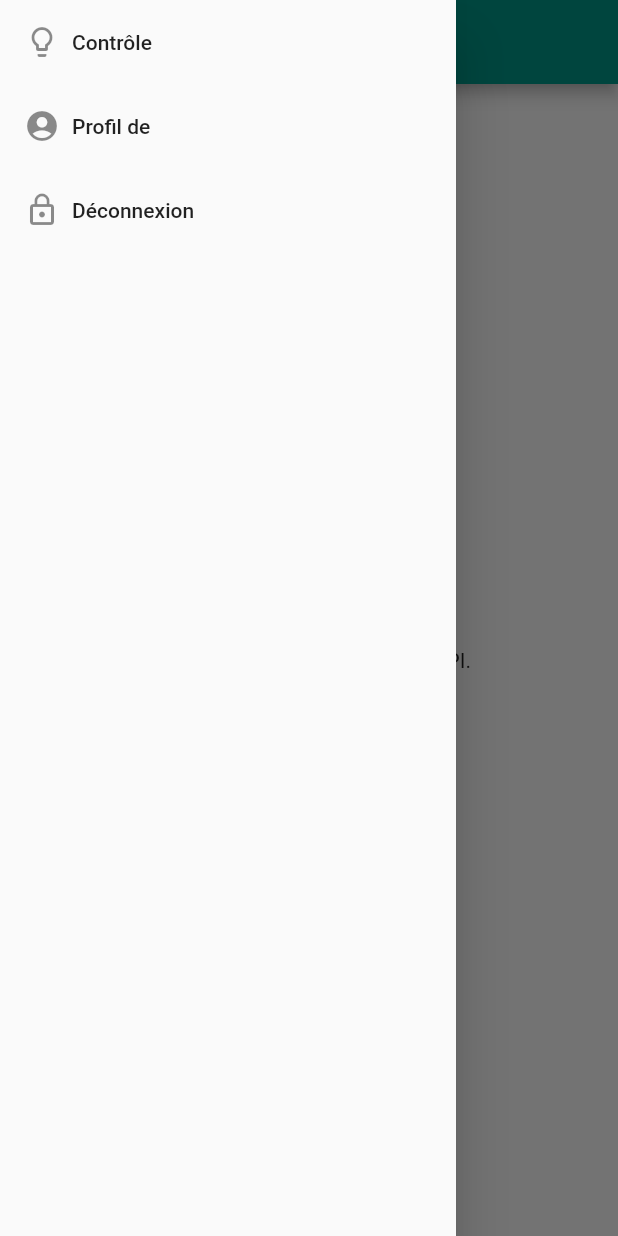
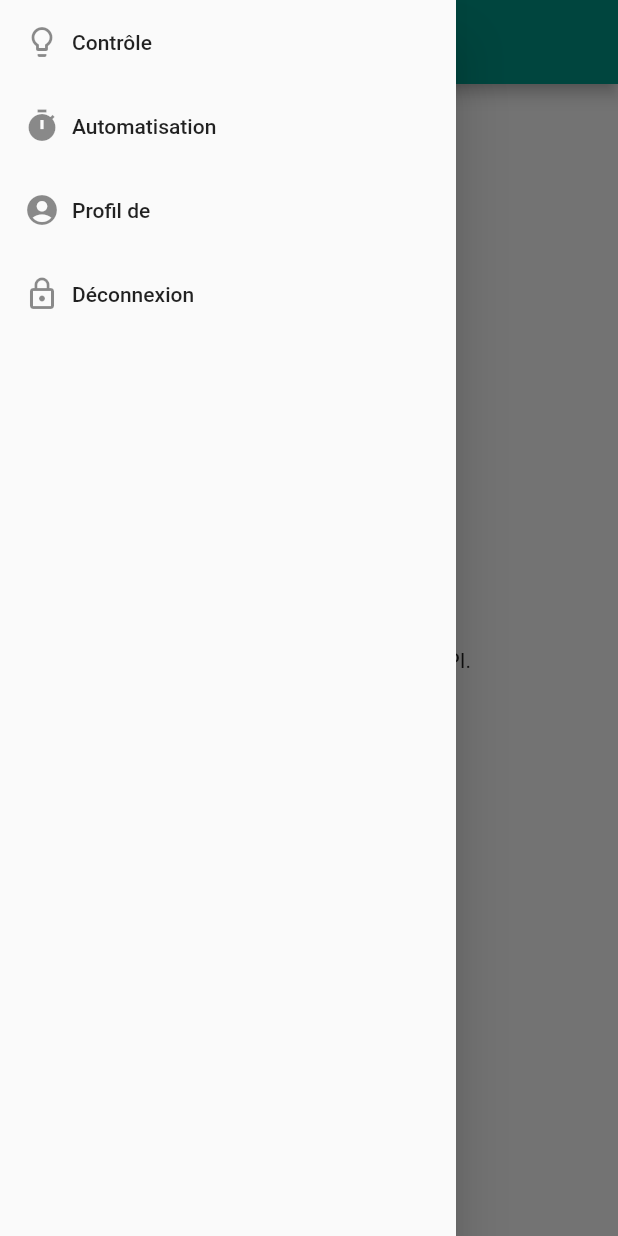
Before and after one commit to wussuphaters/iria, a Flutter app: the ControlScreen screen opened by its route, with the side drawer open, on a phone screen of 412 x 824 dp. Run offline on Flutter 3.47's test engine with Material 2 defaults, Android fonts, the phone set to English and light mode, and no system bars; our stand-ins replace datetime_picker_formfield, flutter_colorpicker, flutter_secure_storage, fluttertoast, font_awesome_flutter, weekday_selector; accounts and stored records are empty.

Commit message:
Diverse changes

```diff
--- a/lib/DeviceControlCard.dart
+++ b/lib/DeviceControlCard.dart
@@ -4,10 +4,12 @@ import 'package:flutter_colorpicker/flutter_colorpicker.dart';
 import 'package:fluttertoast/fluttertoast.dart';
 import 'package:iria/objects/API.dart';
 import 'package:iria/objects/Device.dart';
+import 'package:weekday_selector/weekday_selector.dart';
 
 class DeviceControlCard extends StatefulWidget {
   final Map device;
   final API api;
+  final weekdays = List.filled(7, false);
 
   DeviceControlCard({this.device, this.api});
 
@@ -19,6 +21,7 @@ class _DeviceControlCardState extends State<DeviceControlCard> {
   Future<Map> status;
   Device device;
   bool _loading = true;
+  Widget list;
 
   @override
   void initState() {
--- a/lib/IriaApp.dart
+++ b/lib/IriaApp.dart
@@ -2,6 +2,7 @@ import 'package:flutter/cupertino.dart';
 import 'package:iria/pages/AddDeviceScreen.dart';
 import 'package:iria/pages/AddRoomScreen.dart';
 import 'package:iria/pages/AddUserScreen.dart';
+import 'package:iria/pages/AutomateScreen.dart';
 import 'package:iria/pages/ControlScreen.dart';
 import 'package:iria/pages/DevicesScreen.dart';
 import 'package:iria/pages/LoginScreen.dart';
@@ -40,7 +41,8 @@ class _IriaAppState extends State<IriaApp> {
           Routes.updateUser: (context) => UpdateUserScreen(api: api),
           Routes.updateDevice: (context) => UpdateDeviceScreen(api: api),
           Routes.rooms: (context) => RoomsScreen(api: api),
-          Routes.addRoom: (context) => AddRoomScreen(api: api)
+          Routes.addRoom: (context) => AddRoomScreen(api: api),
+          Routes.automate: (context) => AutomateScreen(api: api)
         });
   }
 }
--- a/lib/Menu.dart
+++ b/lib/Menu.dart
@@ -23,6 +23,12 @@ class _MenuState extends State<Menu> {
               text: 'Contrôle',
               onTap: () => Navigator.pushReplacementNamed(
                   context, Routes.control,
+                  arguments: {"user": widget.user})),
+          _createDrawerItem(
+              icon: Icons.timer,
+              text: 'Automatisation',
+              onTap: () => Navigator.pushReplacementNamed(
+                  context, Routes.automate,
                   arguments: {"user": widget.user})),
           widget.user.isAdmin
               ? _createDrawerItem(
--- a/lib/Routes.dart
+++ b/lib/Routes.dart
@@ -1,5 +1,6 @@
 import 'package:iria/pages/AddDeviceScreen.dart';
 import 'package:iria/pages/AddUserScreen.dart';
+import 'package:iria/pages/AutomateScreen.dart';
 import 'package:iria/pages/ControlScreen.dart';
 import 'package:iria/pages/DevicesScreen.dart';
 import 'package:iria/pages/LoginScreen.dart';
@@ -10,7 +11,7 @@ import 'package:iria/pages/UpdateUserScreen.dart';
 import 'package:iria/pages/UsersScreen.dart';
 import 'package:iria/pages/AddRoomScreen.dart';
 
-class Routes  {
+class Routes {
   static const String login = LoginScreen.routeName;
   static const String profile = ProfileScreen.routeName;
   static const String control = ControlScreen.routeName;
@@ -22,4 +23,5 @@ class Routes  {
   static const String updateDevice = UpdateDeviceScreen.routeName;
   static const String rooms = RoomsScreen.routeName;
   static const String addRoom = AddRoomScreen.routeName;
+  static const String automate = AutomateScreen.routeName;
 }
--- a/pubspec.yaml
+++ b/pubspec.yaml
@@ -27,6 +27,9 @@ dependencies:
   fluttertoast: ^4.0.1
   connectivity: ^0.4.9+3
   font_awesome_flutter: ^8.8.1
+  ios_network_info: ^0.1.2
+  weekday_selector: ^0.4.0
+  flutter_datetime_picker: ^1.4.0
 
 dev_dependencies:
   flutter_test:
```
Also changed, not shown: lib/objects/API.dart (+16 -3 lines), pubspec.lock, 2 other files.
